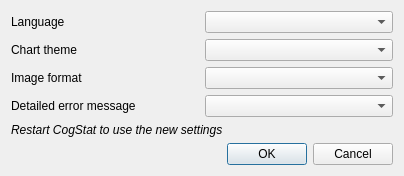
Before: the Qt Designer form cogstat/ui/preferences.ui in cogstat/cogstat, drawn with Qt 5.
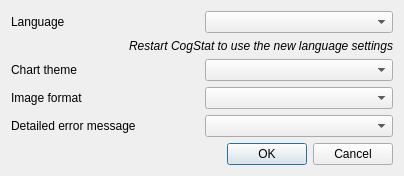
After: the same form once the commit is applied.

Commit message: Apply most Preferences settings immediately

Diff of the .ui file:
```diff
--- a/cogstat/ui/preferences.ui
+++ b/cogstat/ui/preferences.ui
@@ -86,7 +86,7 @@
    <item row="4" column="1">
     <widget class="QComboBox" name="error_combo_box"/>
    </item>
-   <item row="9" column="0" colspan="2">
+   <item row="1" column="0" colspan="2">
     <widget class="QLabel" name="label_6">
      <property name="font">
       <font>
@@ -94,10 +94,10 @@
       </font>
      </property>
      <property name="text">
-      <string>Restart CogStat to use the new settings</string>
+      <string>Restart CogStat to use the new language settings</string>
      </property>
      <property name="alignment">
-      <set>Qt::AlignLeading|Qt::AlignLeft|Qt::AlignVCenter</set>
+      <set>Qt::AlignRight|Qt::AlignTrailing|Qt::AlignVCenter</set>
      </property>
     </widget>
    </item>
```
The commit also changes 5 other files.
